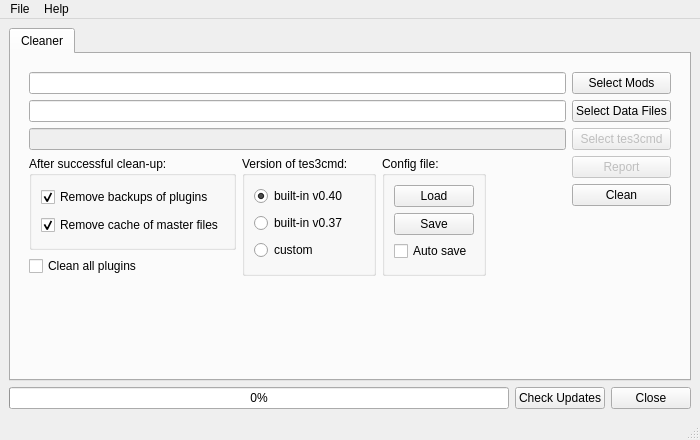
Qt form moht/ui/qtgui.ui (emcek/modhelpertool) before a commit.
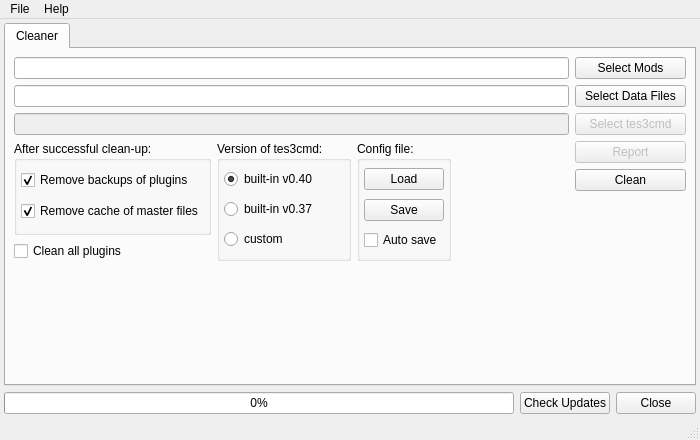
The same form after that commit. Icons and pictures are not drawn.

```diff
--- a/moht/ui/qtgui.ui
+++ b/moht/ui/qtgui.ui
@@ -392,6 +392,7 @@
    </property>
   </action>
  </widget>
+ <layoutdefault spacing="6" margin="4"/>
  <tabstops>
   <tabstop>tw_main</tabstop>
  </tabstops>
```
Left out of the diff: 1 changed line with no effect on the pictures.
